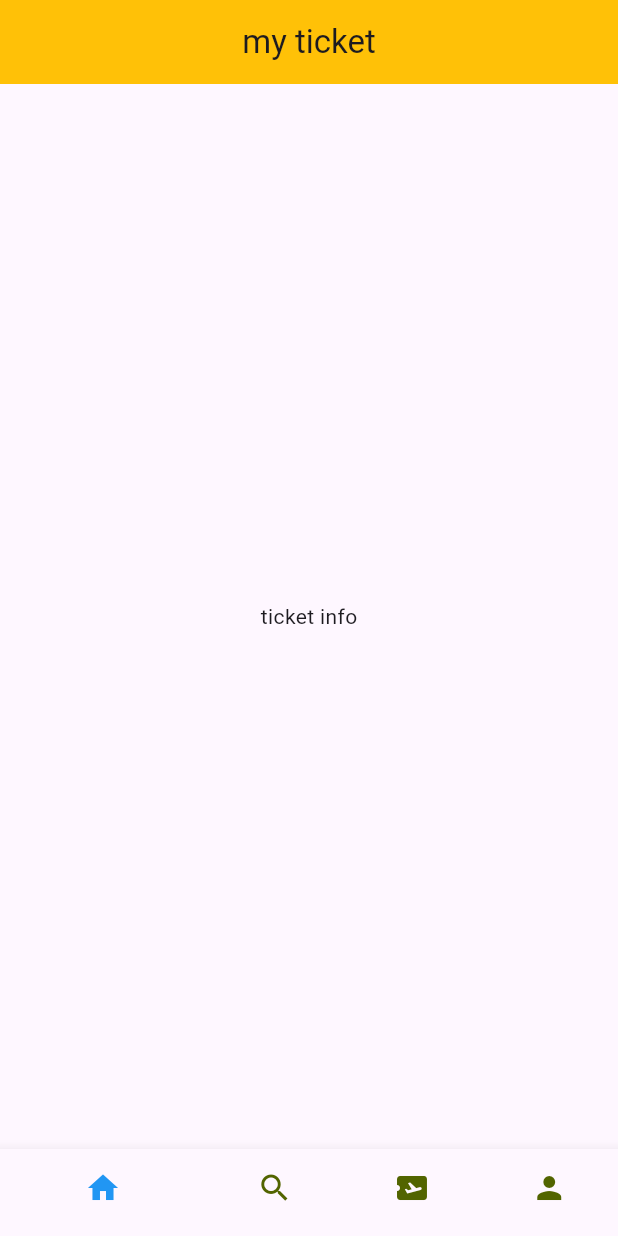
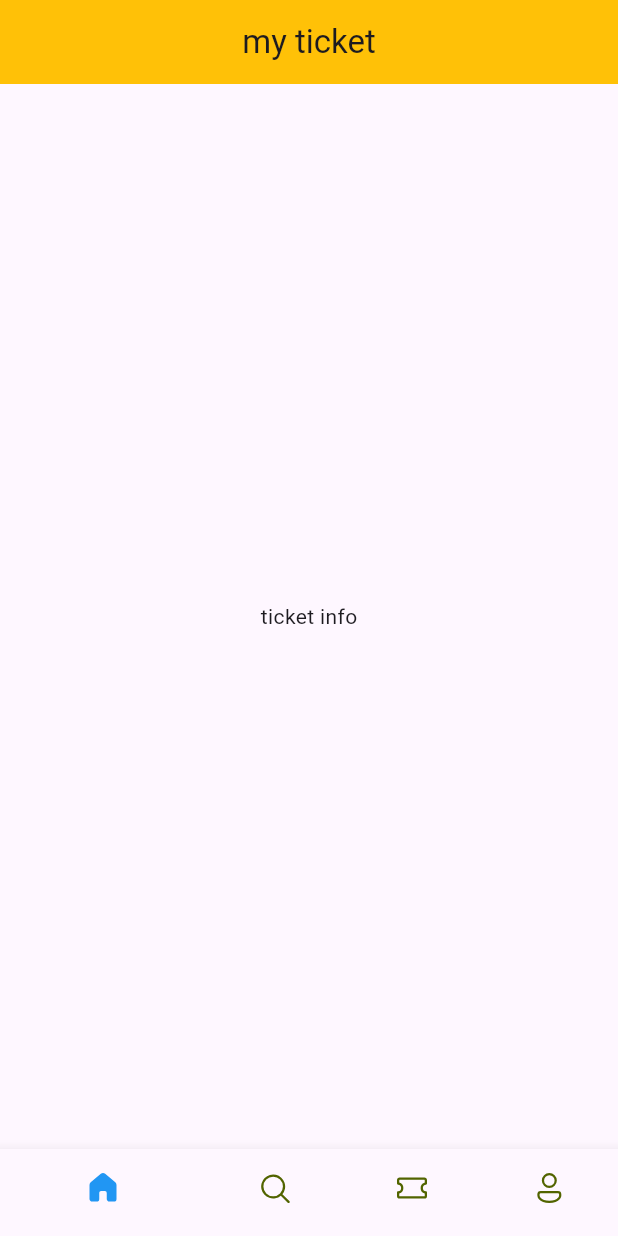
Before and after one commit to kotomonokeo/ticket-app-flutter, a Flutter app: the screen it shows after launch, on a phone screen of 412 x 824 dp. Run offline on Flutter 3.47's test engine with Material 3 defaults, Android fonts, the phone set to English and light mode, and no system bars; our stand-ins replace fluentui_icons.

Commit message:
update icon, active icon, and label

```diff
--- a/lib/base/bottom_nav_bar.dart
+++ b/lib/base/bottom_nav_bar.dart
@@ -1,4 +1,4 @@
-import 'package:flutter/cupertino.dart';
+import 'package:fluentui_icons/fluentui_icons.dart';
 import 'package:flutter/material.dart';
 
 class BottomNavBar extends StatefulWidget {
@@ -26,11 +26,23 @@ class _BottomNavBarState extends State<BottomNavBar> {
           unselectedItemColor: const Color(0xFF526400),
           showSelectedLabels: false,
           items: const [
-        BottomNavigationBarItem(icon: Icon(Icons.home), label: 'Home'),
-        BottomNavigationBarItem(icon: Icon(Icons.search), label: 'Search'),
-        BottomNavigationBarItem(icon: Icon(Icons.airplane_ticket), label: 'Ticket'),
-        BottomNavigationBarItem(icon: Icon(Icons.person), label: 'Profile'),
-      ]),
+            BottomNavigationBarItem(
+                icon: Icon(FluentSystemIcons.ic_fluent_home_regular),
+                activeIcon: Icon(FluentSystemIcons.ic_fluent_home_filled),
+                label: 'Home'),
+            BottomNavigationBarItem(
+                icon: Icon(FluentSystemIcons.ic_fluent_search_regular),
+                activeIcon: Icon(FluentSystemIcons.ic_fluent_search_filled),
+                label: 'Search'),
+            BottomNavigationBarItem(
+                icon: Icon(FluentSystemIcons.ic_fluent_ticket_regular),
+                activeIcon: Icon(FluentSystemIcons.ic_fluent_ticket_filled),
+                label: 'Ticket'),
+            BottomNavigationBarItem(
+                icon: Icon(FluentSystemIcons.ic_fluent_person_regular),
+                activeIcon: Icon(FluentSystemIcons.ic_fluent_person_filled),
+                label: 'Profile'),
+          ]),
     );
   }
 }
```
